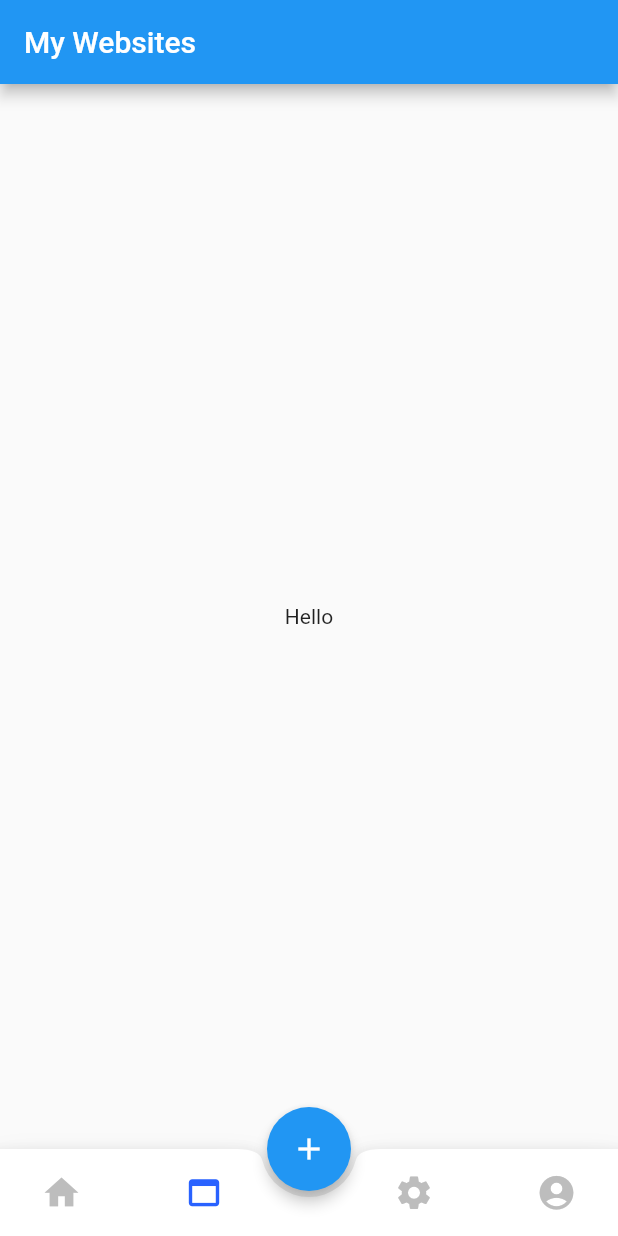
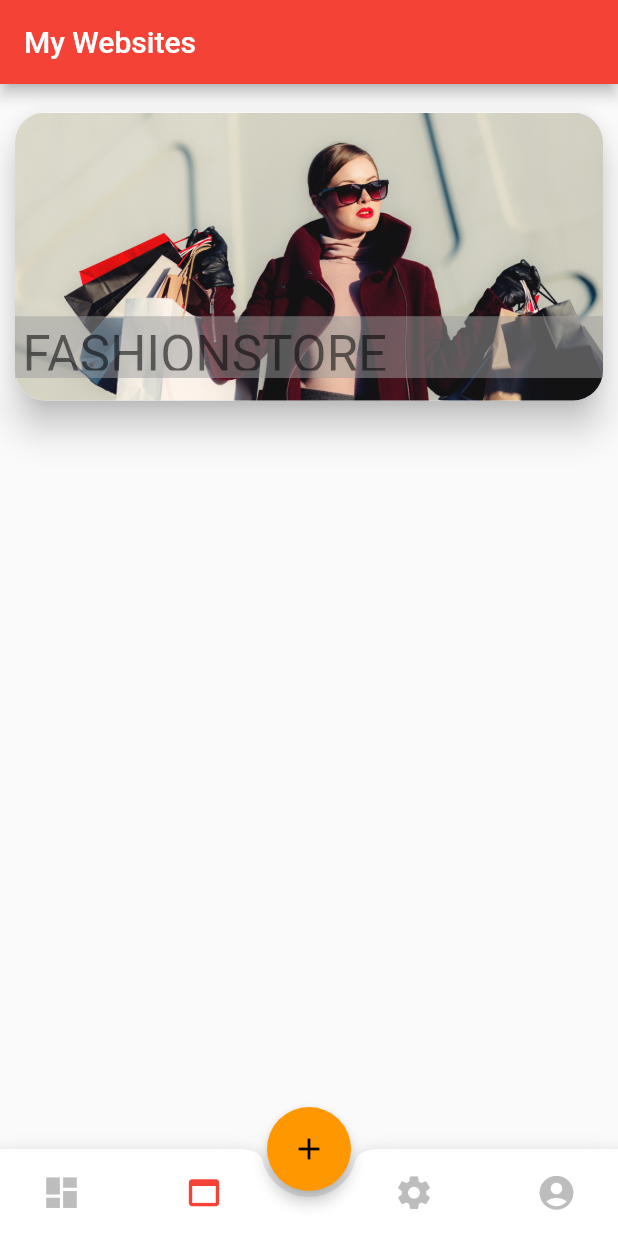
Before and after one commit to cd-hack/webster-flutter, a Flutter app: the screen it shows after launch, item 2 of the bottom bar chosen, on a phone screen of 412 x 824 dp. Run offline on Flutter 3.47's test engine with Material 2 defaults, Android fonts, the light colour scheme and no system bars.

Commit message:
re-organised the files and names | My website page Tile completed

```diff
--- a/lib/main.dart
+++ b/lib/main.dart
@@ -1,6 +1,6 @@
 import 'package:flutter/material.dart';
 
-import './pages/homePage.dart';
+import './pages/home-page.dart';
 
 void main() {
   runApp(MyApp());
@@ -12,9 +12,14 @@ class MyApp extends StatelessWidget {
     return MaterialApp(
       title: 'Webster',
       theme: ThemeData(
-        primarySwatch: Colors.blue,
-        visualDensity: VisualDensity.adaptivePlatformDensity,
-      ),
+          primarySwatch: Colors.red,
+          accentColor: Colors.orange,
+          visualDensity: VisualDensity.adaptivePlatformDensity,
+          textTheme: TextTheme(
+            headline1: TextStyle(fontSize: 72.0, fontWeight: FontWeight.bold),
+            headline6: TextStyle(fontSize: 36.0, fontStyle: FontStyle.italic),
+            bodyText2: TextStyle(fontSize: 14.0, fontFamily: 'Hind'),
+          )),
       home: Home(),
     );
   }
--- a/lib/pages/homePage.dart
+++ b/lib/pages/home-page.dart
@@ -1,4 +1,5 @@
 import 'package:flutter/material.dart';
+import 'package:webster/pages/my-websites-page.dart';
 
 class Home extends StatefulWidget {
   static const routeName = '/homePage';
@@ -15,15 +16,20 @@ class HomeState extends State<Home> {
     setState(() => selectedIndex = index);
   }
 
-  final List<Widget> _widgets = [];
+  final List<Widget> _widgets = [
+    Text("DashBoard"),
+    MyWebsitesPage(),
+    Text("Settings"),
+    Text("Profile")
+  ];
   final List<String> _title = [
-    'Home',
+    'Dashboard',
     'My Websites',
     'Settings',
     'User Profile'
   ];
   final List<IconData> _bottomAppBar = [
-    Icons.home,
+    Icons.dashboard,
     Icons.web_asset,
     Icons.settings,
     Icons.account_circle
@@ -35,9 +41,7 @@ class HomeState extends State<Home> {
       appBar: AppBar(
         title: Text(_title[selectedIndex]),
       ),
-      body: Center(
-        child: Text('Hello'),
-      ),
+      body: _widgets[selectedIndex],
       floatingActionButtonLocation: FloatingActionButtonLocation.centerDocked,
       floatingActionButton: FloatingActionButton(
         onPressed: null,
@@ -67,7 +71,7 @@ class HomeState extends State<Home> {
                         icon: Icon(
                           _bottomAppBar[index],
                           color: selectedIndex == index
-                              ? Colors.blueAccent[700]
+                              ? Theme.of(context).primaryColor
                               : Colors.grey.shade400,
                         ),
                       ),
--- /dev/null
+++ b/lib/pages/my-websites-page.dart
@@ -0,0 +1,17 @@
+import 'package:flutter/material.dart';
+import '../widgets/picture-tile.dart';
+
+class MyWebsitesPage extends StatelessWidget {
+  @override
+  Widget build(BuildContext context) {
+    return ListView(
+      padding: EdgeInsets.symmetric(horizontal: 1, vertical: 10),
+      children: [
+        PictureTile(
+          assetImageUrl: 'assets/images/fashion-banner.jpg',
+          tileText: "FASHIONSTORE",
+        ),
+      ],
+    );
+  }
+}
--- /dev/null
+++ b/lib/widgets/picture-tile.dart
@@ -0,0 +1,50 @@
+import 'package:flutter/material.dart';
+
+class PictureTile extends StatelessWidget {
+  final assetImageUrl;
+  final tileText;
+  PictureTile({@required this.assetImageUrl, @required this.tileText});
+  @override
+  Widget build(BuildContext context) {
+    return Container(
+      height: 200,
+      margin: EdgeInsets.all(5),
+      //color: Colors.red,
+      child: Card(
+        shape: RoundedRectangleBorder(
+          borderRadius: BorderRadius.circular(20.0),
+        ),
+        elevation: 10,
+        //color: Colors.yellow,
+        child: Container(
+          //color: Colors.blue,
+          width: MediaQuery.of(context).size.width * 0.9,
+          child: Stack(
+            children: [
+              ClipRRect(
+                borderRadius: BorderRadius.circular(20),
+                child: Image.asset(
+                  assetImageUrl,
+                  width: MediaQuery.of(context).size.width,
+                  fit: BoxFit.cover,
+                ),
+              ),
+              Positioned(
+                bottom: 15,
+                child: Container(
+                    height: MediaQuery.of(context).size.height * 0.05,
+                    width: MediaQuery.of(context).size.width,
+                    padding: EdgeInsets.all(5),
+                    color: Colors.grey.withOpacity(0.5),
+                    child: Text(
+                      tileText,
+                      style: Theme.of(context).textTheme.headline4,
+                    )),
+              )
+            ],
+          ),
+        ),
+      ),
+    );
+  }
+}
--- a/pubspec.yaml
+++ b/pubspec.yaml
@@ -50,8 +50,8 @@ flutter:
   uses-material-design: true
 
   # To add assets to your application, add an assets section, like this:
-  # assets:
-  #   - images/a_dot_burr.jpeg
+  assets:
+    - assets/images/
   #   - images/a_dot_ham.jpeg
 
   # An image asset can refer to one or more resolution-specific "variants", see
```
Also changed, not shown: assets/images/fashion-banner.jpg (added), lib/pages/dashboard-page.dart (added), lib/pages/profile-page.dart (added), lib/pages/settings-page.dart (added), pubspec.lock.
